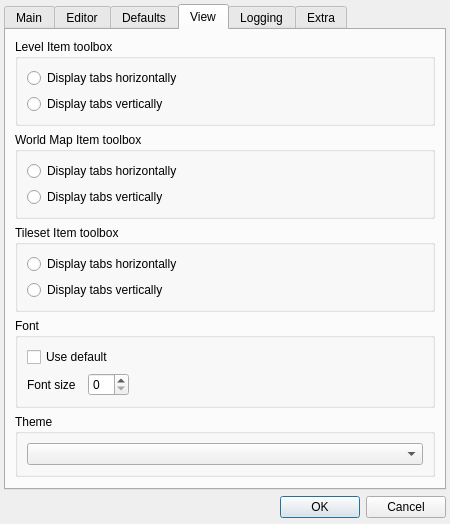
The window that Editor/main_window/tools/app_settings.ui (WohlSoft/Moondust-Project) describes before a commit, drawn with Qt 5.
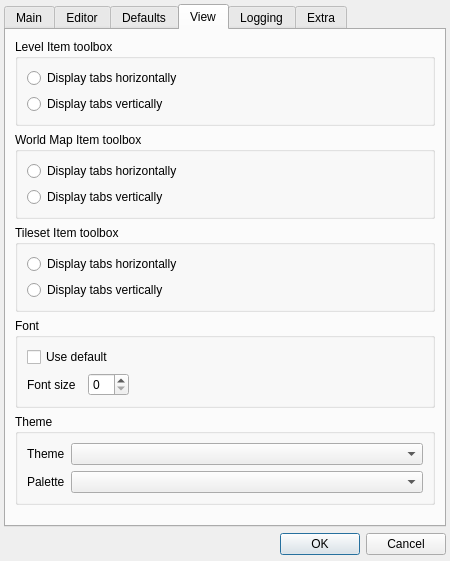
The same window after the commit. The open tabs and pages were chosen to show the change. Icons and pictures are not drawn.

Commit message:
Editor: More progress on a palletes system
- Added the "Pallete" setup at the side of App Settings / View
- Added the support of an alternative darker icons for the case a dark pallete is in use
- Apply pallete before config pack dialog will appear
#337

```diff
--- a/Editor/main_window/tools/app_settings.ui
+++ b/Editor/main_window/tools/app_settings.ui
@@ -7,7 +7,7 @@
     <x>0</x>
     <y>0</y>
     <width>450</width>
-    <height>520</height>
+    <height>561</height>
    </rect>
   </property>
   <property name="minimumSize">
@@ -842,12 +842,29 @@
          <property name="title">
           <string>Theme</string>
          </property>
-         <layout class="QGridLayout" name="gridLayout_11">
+         <layout class="QGridLayout" name="gridLayout_11" columnstretch="0,1000">
           <property name="sizeConstraint">
            <enum>QLayout::SetMinimumSize</enum>
           </property>
           <item row="0" column="0">
-           <widget class="QComboBox" name="Theme"/>
+           <widget class="QLabel" name="label_12">
+            <property name="text">
+             <string>Theme</string>
+            </property>
+           </widget>
+          </item>
+          <item row="0" column="1">
+           <widget class="QComboBox" name="theme"/>
+          </item>
+          <item row="1" column="0">
+           <widget class="QLabel" name="label_13">
+            <property name="text">
+             <string>Palette</string>
+            </property>
+           </widget>
+          </item>
+          <item row="1" column="1">
+           <widget class="QComboBox" name="pallete"/>
           </item>
          </layout>
         </widget>
```
The commit also changes 21 other files.
